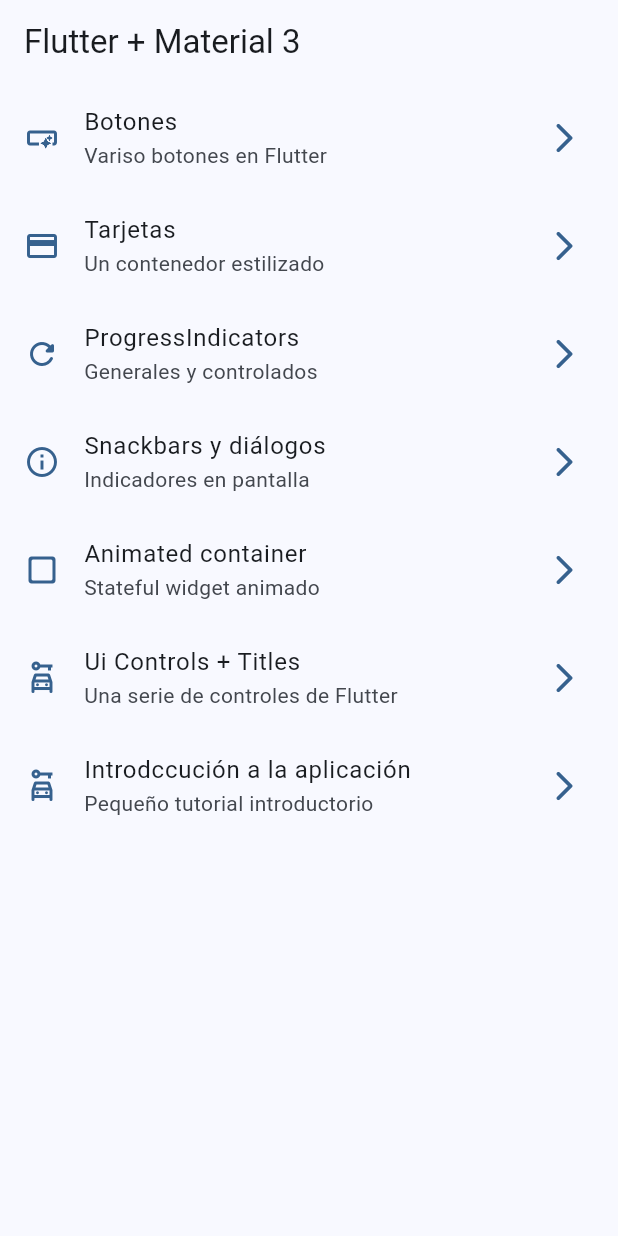
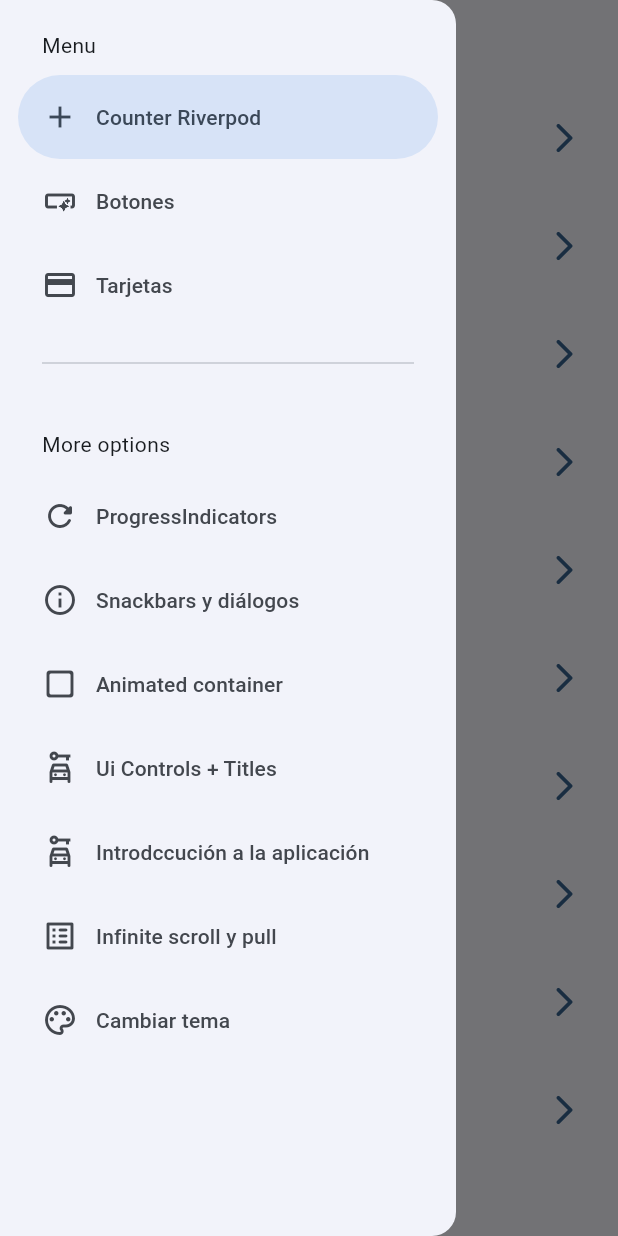
Before and after one commit to AlexFG15/widgets_app, a Flutter app: the screen it shows after launch, with the side drawer open (before the commit the screen has no drawer), on a phone screen of 412 x 824 dp. Run offline on Flutter 3.47's test engine with Material 3 defaults, Android fonts, the phone set to English and light mode, and no system bars; our stand-ins replace animate_do, flutter_riverpod, go_router.

Commit message:
Antes de state notifier

```diff
--- a/lib/config/menu/menu_items.dart
+++ b/lib/config/menu/menu_items.dart
@@ -15,6 +15,12 @@ class MenuItem {
 }
 
 const appMenuItems = <MenuItem>[
+  MenuItem(
+    title: 'Counter Riverpod',
+    subTitle: 'Introducción a riverpod',
+    link: '/counter',
+    icon: Icons.add,
+  ),
   MenuItem(
     title: 'Botones',
     subTitle: 'Variso botones en Flutter',
@@ -59,4 +65,16 @@ const appMenuItems = <MenuItem>[
     link: '/tutorial',
     icon: Icons.car_rental_outlined,
   ),
+  MenuItem(
+    title: 'Infinite scroll y pull',
+    subTitle: 'Listas infinitas y pull refresh',
+    link: '/infinite',
+    icon: Icons.list_alt_rounded,
+  ),
+  MenuItem(
+    title: 'Cambiar tema',
+    subTitle: 'Cambiar tema de la aplicación',
+    link: '/theme_changer',
+    icon: Icons.color_lens_outlined,
+  ),
 ];
--- /dev/null
+++ b/lib/config/presentation/providers/counter.provider.dart
@@ -0,0 +1,3 @@
+import 'package:flutter_riverpod/flutter_riverpod.dart';
+
+final counterProvider = StateProvider((ref) => 5);
--- /dev/null
+++ b/lib/config/presentation/providers/theme_provider.dart
@@ -0,0 +1,10 @@
+import 'package:flutter_riverpod/flutter_riverpod.dart';
+import 'package:widgets_app/config/theme/app_theme.dart';
+
+final themeProvider = StateProvider<bool>((ref) => false);
+
+final selectColorProvider = StateProvider((ref) => 0);
+
+// Listado de colores inmutable
+
+final colorListProvider = Provider((ref) => colorList);
--- a/lib/config/presentation/screens/home/home_screen.dart
+++ b/lib/config/presentation/screens/home/home_screen.dart
@@ -3,6 +3,7 @@ import 'package:go_router/go_router.dart';
 import 'package:widgets_app/config/menu/menu_items.dart';
 import 'package:widgets_app/config/presentation/screens/buttons/buttons_screen.dart';
 import 'package:widgets_app/config/presentation/screens/cards/cards_screen.dart';
+import 'package:widgets_app/config/presentation/widgets/side_menu.dart';
 
 class HomeScreen extends StatelessWidget {
   static const String name = 'home_screen';
@@ -11,9 +12,13 @@ class HomeScreen extends StatelessWidget {
 
   @override
   Widget build(BuildContext context) {
+    final scaffoldKey = GlobalKey<ScaffoldState>();
+
     return Scaffold(
+      key: scaffoldKey,
       appBar: AppBar(title: Text('Flutter + Material 3')),
       body: _HomeView(),
+      drawer: SideMenu(scaffoldKey: scaffoldKey),
     );
   }
 }
--- a/lib/config/presentation/screens/screens.dart
+++ b/lib/config/presentation/screens/screens.dart
@@ -1,3 +1,5 @@
+export 'package:widgets_app/config/presentation/screens/theme_changer/theme_changer_screen.dart';
+export 'package:widgets_app/config/presentation/screens/counter/counter_screen.dart';
 export 'package:widgets_app/config/presentation/screens/app_turtorial/app_tutorial_screen.dart';
 export 'package:widgets_app/config/presentation/screens/infinite_scroll/infine_scroll_screen.dart';
 export 'package:widgets_app/config/presentation/screens/progress/progress_screen.dart';
--- /dev/null
+++ b/lib/config/presentation/widgets/side_menu.dart
@@ -0,0 +1,64 @@
+import 'package:flutter/material.dart';
+import 'package:go_router/go_router.dart';
+import 'package:widgets_app/config/menu/menu_items.dart';
+
+class SideMenu extends StatefulWidget {
+  final GlobalKey<ScaffoldState> scaffoldKey;
+
+  const SideMenu({super.key, required this.scaffoldKey});
+
+  @override
+  State<SideMenu> createState() => _SideMenuState();
+}
+
+class _SideMenuState extends State<SideMenu> {
+  int navDrawerInedex = 0;
+
+  @override
+  Widget build(BuildContext context) {
+    final hasNotch = MediaQuery.of(context).viewPadding.top > 35;
+
+    return NavigationDrawer(
+      selectedIndex: navDrawerInedex,
+      onDestinationSelected: (value) {
+        setState(() {
+          navDrawerInedex = value;
+        });
+
+        final menuItem = appMenuItems[value];
+        context.push(menuItem.link);
+        widget.scaffoldKey.currentState?.closeDrawer();
+      },
+      children: [
+        Padding(
+          padding: EdgeInsets.fromLTRB(28, hasNotch ? 0 : 20, 16, 10),
+          child: Text('Menu'),
+        ),
+
+        ...appMenuItems
+            .sublist(0, 3)
+            .map(
+              (item) => NavigationDrawerDestination(
+                icon: Icon(item.icon),
+                label: Text(item.title),
+              ),
+            ),
+
+        Padding(padding: EdgeInsets.fromLTRB(28, 16, 28, 16), child: Divider()),
+        Padding(
+          padding: EdgeInsets.fromLTRB(28, hasNotch ? 0 : 20, 16, 10),
+          child: Text('More options'),
+        ),
+
+        ...appMenuItems
+            .sublist(3)
+            .map(
+              (item) => NavigationDrawerDestination(
+                icon: Icon(item.icon),
+                label: Text(item.title),
+              ),
+            ),
+      ],
+    );
+  }
+}
--- a/lib/config/router/app_router.dart
+++ b/lib/config/router/app_router.dart
@@ -1,4 +1,5 @@
 import 'package:go_router/go_router.dart';
+import 'package:widgets_app/config/presentation/screens/counter/counter_screen.dart';
 import 'package:widgets_app/config/presentation/screens/screens.dart';
 
 // GoRouter configuration
@@ -45,5 +46,20 @@ final appRouter = GoRouter(
       name: AppTutorialScreen.name,
       builder: (context, state) => AppTutorialScreen(),
     ),
+    GoRoute(
+      path: '/infinite',
+      name: InfiniteScroll.name,
+      builder: (context, state) => InfiniteScroll(),
+    ),
+    GoRoute(
+      path: '/counter',
+      name: CounterScreen.name,
+      builder: (context, state) => CounterScreen(),
+    ),
+    GoRoute(
+      path: '/theme_changer',
+      name: ThemeChangerScreen.name,
+      builder: (context, state) => ThemeChangerScreen(),
+    ),
   ],
 );
--- a/lib/config/theme/app_theme.dart
+++ b/lib/config/theme/app_theme.dart
@@ -14,8 +14,9 @@ const colorList = <Color>[
 
 class AppTheme {
   final int selectedColor;
+  final bool isDarkMode;
 
-  AppTheme({this.selectedColor = 0})
+  AppTheme({this.isDarkMode = false, this.selectedColor = 0})
     : assert(selectedColor >= 0, 'Selected color must be greater then 0'),
       assert(
         selectedColor < colorList.length,
@@ -24,6 +25,7 @@ class AppTheme {
 
   ThemeData getTheme() => ThemeData(
     useMaterial3: true,
+    brightness: isDarkMode ? Brightness.dark : Brightness.light,
     colorSchemeSeed: colorList[selectedColor],
     appBarTheme: AppBarTheme(centerTitle: false),
   );
--- a/lib/main.dart
+++ b/lib/main.dart
@@ -1,22 +1,31 @@
 import 'package:flutter/material.dart';
+import 'package:flutter_riverpod/flutter_riverpod.dart';
+import 'package:widgets_app/config/presentation/providers/theme_provider.dart';
 
 import 'package:widgets_app/config/router/app_router.dart';
 import 'package:widgets_app/config/theme/app_theme.dart';
 
 void main() {
-  runApp(const MainApp());
+  runApp(ProviderScope(child: const MainApp()));
 }
 
-class MainApp extends StatelessWidget {
+class MainApp extends ConsumerWidget {
   const MainApp({super.key});
 
   @override
-  Widget build(BuildContext context) {
+  Widget build(BuildContext context, WidgetRef ref) {
+    final colorSelect = ref.watch(selectColorProvider);
+    final isDarkMode = ref.watch(themeProvider);
+
     return MaterialApp.router(
       title: 'Flutter Widgets',
       routerConfig: appRouter,
       debugShowCheckedModeBanner: false,
-      theme: AppTheme(selectedColor: 0).getTheme(),
+      theme:
+          AppTheme(
+            selectedColor: colorSelect,
+            isDarkMode: isDarkMode,
+          ).getTheme(),
     );
   }
 }
--- a/pubspec.yaml
+++ b/pubspec.yaml
@@ -10,6 +10,7 @@ dependencies:
   animate_do: ^4.2.0
   flutter:
     sdk: flutter
+  flutter_riverpod: ^2.6.1
   go_router: ^15.1.2
 
 dev_dependencies:
```
Also changed, not shown: lib/config/presentation/screens/counter/counter_screen.dart (added, +45 -0 lines), lib/config/presentation/screens/infinite_scroll/infine_scroll_screen.dart (+118 -2 lines), lib/config/presentation/screens/theme_changer/theme_changer_screen.dart (added, +59 -0 lines), pubspec.lock.
